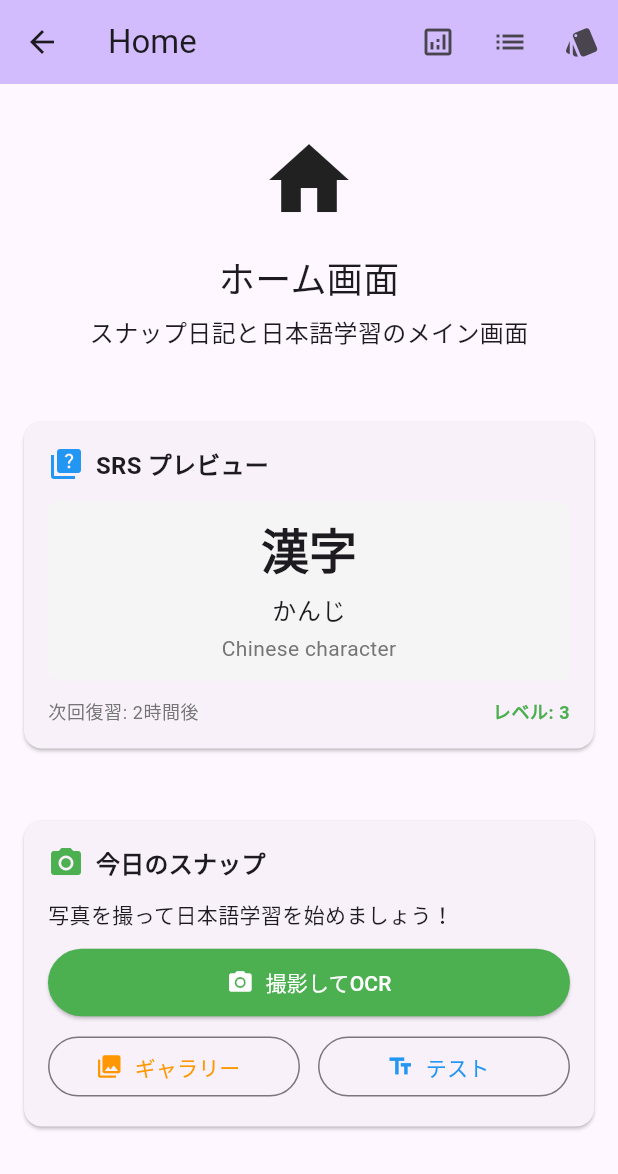
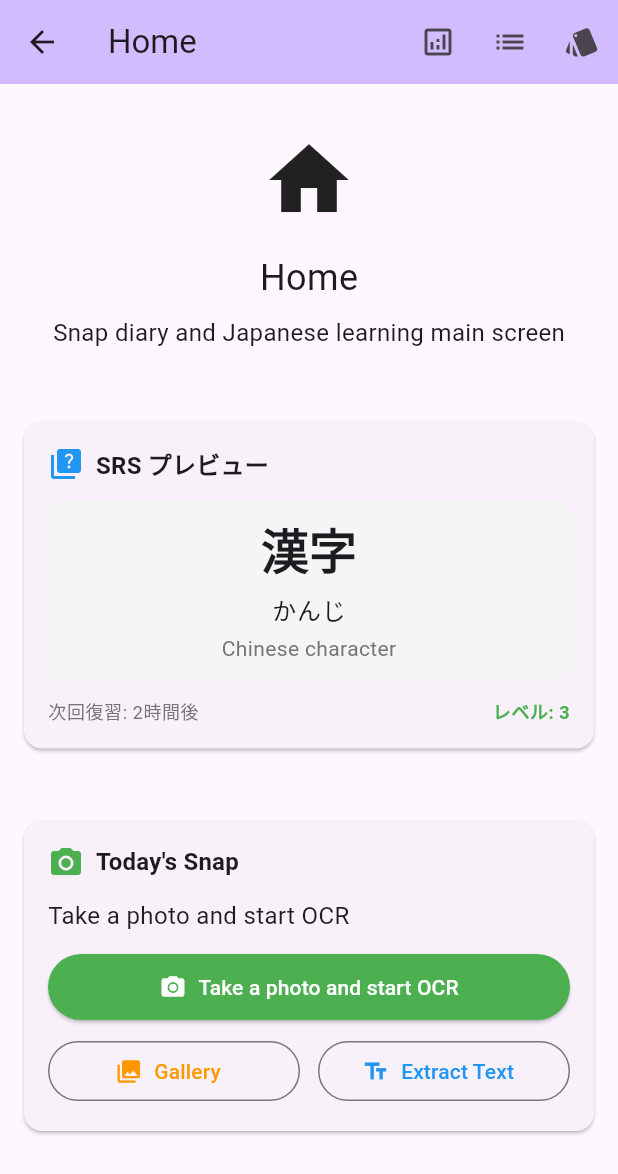
Before and after one commit to inami202rk-hub/snap_jp_learn_app, a Flutter app: the HomePage screen opened directly, on a phone screen of 412 x 824 dp. Shown: the top 1174 px of the screen. Run offline on Flutter 3.47's test engine with Material 3 defaults, Android fonts, the light colour scheme and no system bars; drawn by our look-alikes of showcaseview; our stand-ins replace connectivity_plus, device_info_plus, file_picker, fl_chart, flutter_markdown, hive and 7 more; missing offline and left inert: google_mlkit_text_recognition; accounts and stored records are empty.

Commit message:
feat: Add internationalization (i18n) and accessibility support
- Add flutter_localizations and intl dependencies (^0.20.2)
- Create l10n configuration (l10n.yaml) with English and Japanese support
- Add translation files (app_en.arb, app_ja.arb) with 60+ strings
- Integrate AppLocalizations into MaterialApp with locale resolution
- Translate BottomNavigationBar labels (Home, Stats, Settings)
- Translate HomePage with dynamic text scaling support
- Translate common UI components:
  - LoadingOverlay with cancel button
  - ErrorBanner with retry/dismiss actions
  - OfflineNotice with connectivity monitoring
- Update StatsService with UiState-based methods
- Fix connectivity_plus API compatibility (ConnectivityResult handling)
- Add Semantics widgets for screen reader support
- Fix OcrServiceMock to implement UiState methods
- Add localization tests (8 tests, all passing)
- Add accessibility tests (3 tests, all passing)
- Update CI workflow to run flutter gen-l10n before build
- Remove unused imports

This implements PR-30 scope:
- Multi-language support (Japanese/English)
- Text scaling support (MediaQuery.textScaleFactorOf)
- Screen reader accessibility (VoiceOver/TalkBack)
- Comprehensive test coverage (11/11 tests passing)

```diff
--- /dev/null
+++ b/l10n.yaml
@@ -0,0 +1,6 @@
+arb-dir: lib/l10n
+template-arb-file: app_en.arb
+output-localization-file: app_localizations.dart
+output-class: AppLocalizations
+output-dir: lib/generated
+preferred-supported-locales: [en, ja]
--- a/lib/pages/home_page.dart
+++ b/lib/pages/home_page.dart
@@ -13,6 +13,7 @@ import '../services/ocr_service_mlkit.dart';
 import '../services/camera_permission_service.dart';
 import '../services/text_normalizer.dart';
 import '../core/ui_state.dart';
+import '../generated/app_localizations.dart';
 import 'stats_page.dart';
 import 'post_list_page.dart';
 import 'srs_card_list_page.dart';
@@ -362,10 +363,13 @@ class _HomePageState extends State<HomePage> {
           },
           child: Scaffold(
             appBar: AppBar(
-              title: const Text('Home'),
+              title: Text(AppLocalizations.of(context)!.home),
               backgroundColor: Theme.of(context).colorScheme.inversePrimary,
               actions: [
-                IconButton(
+                Semantics(
+                  label: AppLocalizations.of(context)!.viewStatistics,
+                  button: true,
+                  child: IconButton(
                     icon: const Icon(Icons.analytics_outlined),
                     onPressed: () {
                       Navigator.of(context).push(
@@ -374,33 +378,46 @@ class _HomePageState extends State<HomePage> {
                         ),
                       );
                     },
-                  tooltip: '学習統計',
+                    tooltip: AppLocalizations.of(context)!.viewStatistics,
                   ),
-                IconButton(
+                ),
+                Semantics(
+                  label: AppLocalizations.of(context)!.viewPostList,
+                  button: true,
+                  child: IconButton(
                     icon: const Icon(Icons.list),
                     onPressed: () => _showPostsList(context),
-                  tooltip: '投稿一覧',
+                    tooltip: AppLocalizations.of(context)!.viewPostList,
                   ),
-                IconButton(
+                ),
+                Semantics(
+                  label: AppLocalizations.of(context)!.viewCardList,
+                  button: true,
+                  child: IconButton(
                     icon: const Icon(Icons.style),
                     onPressed: () => _showCardsList(context),
-                  tooltip: 'カード一覧',
+                    tooltip: AppLocalizations.of(context)!.viewCardList,
+                  ),
                 ),
               ],
             ),
             body: Consumer<SettingsService>(
               builder: (context, settingsService, child) {
+                final l10n = AppLocalizations.of(context)!;
+                final textScaleFactor = MediaQuery.textScaleFactorOf(context);
+
                 return SingleChildScrollView(
                   child: Column(
                     children: [
-                const SizedBox(height: 32),
+                      SizedBox(height: 32 * textScaleFactor),
                       const Icon(Icons.home, size: 64),
-                const SizedBox(height: 16),
-                const Text('ホーム画面', style: TextStyle(fontSize: 24)),
-                const SizedBox(height: 8),
-                const Text(
-                  'スナップ日記と日本語学習のメイン画面',
-                  style: TextStyle(fontSize: 16),
+                      SizedBox(height: 16 * textScaleFactor),
+                      Text(l10n.home,
+                          style: TextStyle(fontSize: 24 * textScaleFactor)),
+                      SizedBox(height: 8 * textScaleFactor),
+                      Text(
+                        l10n.snapDiaryAndJapaneseLearning,
+                        style: TextStyle(fontSize: 16 * textScaleFactor),
                       ),
                       const SizedBox(height: 32),
                       if (settingsService.srsPreviewEnabled) ...[
@@ -416,63 +433,80 @@ class _HomePageState extends State<HomePage> {
                             children: [
                               Row(
                                 children: [
-                            const Icon(Icons.camera_alt, color: Colors.green),
-                            const SizedBox(width: 8),
+                                  const Icon(Icons.camera_alt,
+                                      color: Colors.green),
+                                  SizedBox(width: 8 * textScaleFactor),
                                   Text(
-                              '今日のスナップ',
+                                    l10n.todaySnap,
                                     style: Theme.of(context)
                                         .textTheme
                                         .titleMedium
-                                  ?.copyWith(fontWeight: FontWeight.bold),
+                                        ?.copyWith(
+                                          fontWeight: FontWeight.bold,
+                                          fontSize: Theme.of(context)
+                                                      .textTheme
+                                                      .titleMedium
+                                                      ?.fontSize !=
+                                                  null
+                                              ? Theme.of(context)
+                                                      .textTheme
+                                                      .titleMedium!
+                                                      .fontSize! *
+                                                  textScaleFactor
+                                              : null,
+                                        ),
                                   ),
                                 ],
                               ),
-                        const SizedBox(height: 12),
-                        const Text('写真を撮って日本語学習を始めましょう！'),
-                        const SizedBox(height: 12),
+                              SizedBox(height: 12 * textScaleFactor),
+                              Text(
+                                l10n.takePhotoAndStartOCR,
+                                style:
+                                    TextStyle(fontSize: 16 * textScaleFactor),
+                              ),
+                              SizedBox(height: 12 * textScaleFactor),
                               // メインの撮影ボタン
-                        TipsWidget(
-                          tipKey: 'home_camera_button',
-                          title: '📸 写真を撮ってOCR',
-                          description: 'このボタンから写真を撮影して、日本語のテキストを自動抽出できます。',
-                          globalKey:
-                              TipsHelper.getGlobalKey('home_camera_button'),
-                          child: SizedBox(
+                              SizedBox(
                                 width: double.infinity,
+                                child: Semantics(
+                                  label: l10n.startOCR,
+                                  button: true,
                                   child: ElevatedButton.icon(
-                              onPressed: () => _captureAndOcrWithState(context),
+                                    onPressed: () =>
+                                        _captureAndOcrWithState(context),
                                     icon: const Icon(Icons.camera_alt),
-                              label: const Text('撮影してOCR'),
+                                    label: Text(l10n.takePhotoAndStartOCR),
                                     style: ElevatedButton.styleFrom(
                                       backgroundColor: Colors.green,
                                       foregroundColor: Colors.white,
-                                padding:
-                                    const EdgeInsets.symmetric(vertical: 12),
+                                      padding: const EdgeInsets.symmetric(
+                                          vertical: 12),
                                     ),
                                   ),
                                 ),
                               ),
-                        const SizedBox(height: 8),
+                              SizedBox(height: 8 * textScaleFactor),
                               // サブボタン行
                               Row(
                                 children: [
                                   Expanded(
                                     child: OutlinedButton.icon(
                                       onPressed: () =>
-                                    _selectFromGalleryAndOcrWithState(context),
+                                          _selectFromGalleryAndOcrWithState(
+                                              context),
                                       icon: const Icon(Icons.photo_library),
-                                label: const Text('ギャラリー'),
+                                      label: Text(l10n.gallery),
                                       style: OutlinedButton.styleFrom(
                                         foregroundColor: Colors.orange,
                                       ),
                                     ),
                                   ),
-                            const SizedBox(width: 12),
+                                  SizedBox(width: 12 * textScaleFactor),
                                   Expanded(
                                     child: OutlinedButton.icon(
                                       onPressed: () => _testOcr(context),
                                       icon: const Icon(Icons.text_fields),
-                                label: const Text('テスト'),
+                                      label: Text(l10n.ocr),
                                       style: OutlinedButton.styleFrom(
                                         foregroundColor: Colors.blue,
                                       ),
@@ -488,6 +522,7 @@ class _HomePageState extends State<HomePage> {
                   ),
                 );
               },
+            ),
           ),
         ),
       ),
--- a/lib/widgets/common/loading_overlay.dart
+++ b/lib/widgets/common/loading_overlay.dart
@@ -1,4 +1,5 @@
 import 'package:flutter/material.dart';
+import '../../generated/app_localizations.dart';
 
 /// アプリ全体で統一されたローディングオーバーレイ
 ///
@@ -63,7 +64,7 @@ class LoadingOverlay extends StatelessWidget {
                 TextButton(
                   onPressed: onCancel,
                   child: Text(
-                    'キャンセル',
+                    AppLocalizations.of(context)?.cancel ?? 'キャンセル',
                     style: TextStyle(
                       color: colorScheme.primary,
                     ),
--- a/lib/widgets/common/offline_notice.dart
+++ b/lib/widgets/common/offline_notice.dart
@@ -2,6 +2,7 @@ import 'dart:async';
 import 'package:flutter/material.dart';
 import 'package:connectivity_plus/connectivity_plus.dart';
 import 'package:provider/provider.dart';
+import '../../generated/app_localizations.dart';
 
 /// ネットワーク接続状態を監視し、オフライン時に通知を表示するウィジェット
 class OfflineNotice extends StatelessWidget {
@@ -93,10 +94,14 @@ class _OfflineNoticeContent extends StatelessWidget {
                 child: _NetworkStatusBanner(
                   isOnline: isOnline,
                   message: isOnline
-                    ? (onlineMessage ?? 'インターネットに接続されました')
-                    : (offlineMessage ?? 'オフラインです'),
+                      ? (onlineMessage ??
+                          (AppLocalizations.of(context)?.online ??
+                              'インターネットに接続されました'))
+                      : (offlineMessage ??
+                          (AppLocalizations.of(context)?.offline ?? 'オフラインです')),
                   icon: isOnline ? onlineIcon : offlineIcon,
-                  backgroundColor: isOnline ? onlineBackgroundColor : offlineBackgroundColor,
+                  backgroundColor:
+                      isOnline ? onlineBackgroundColor : offlineBackgroundColor,
                   textColor: isOnline ? onlineTextColor : offlineTextColor,
                 ),
               ),
@@ -110,6 +115,7 @@ class _OfflineNoticeContent extends StatelessWidget {
 /// ネットワーク接続状態を管理するNotifier
 class ConnectivityNotifier extends ChangeNotifier {
   final Connectivity _connectivity = Connectivity();
+  StreamSubscription<ConnectivityResult>? _connectivitySubscription;
   bool _isOnline = true;
   bool _shouldShowOnlineMessage = false;
   Timer? _onlineMessageTimer;
@@ -127,16 +133,15 @@ class ConnectivityNotifier extends ChangeNotifier {
     _updateConnectivity(connectivityResult);
 
     // 接続状態の変化を監視
-    _connectivity.onConnectivityChanged.listen((result) => _updateConnectivity([result]));
+    _connectivitySubscription =
+        _connectivity.onConnectivityChanged.listen(_updateConnectivity);
   }
 
-  void _updateConnectivity(List<ConnectivityResult> results) {
+  void _updateConnectivity(ConnectivityResult result) {
     final wasOnline = _isOnline;
-    _isOnline = results.any((result) =>
-      result == ConnectivityResult.mobile ||
-      result == ConnectivityResult.wifi ||
-      result == ConnectivityResult.ethernet
-    );
+    _isOnline = result == ConnectivityResult.mobile ||
+        result == ConnectivityResult.wifi ||
+        result == ConnectivityResult.ethernet;
 
     if (wasOnline != _isOnline) {
       notifyListeners();
@@ -199,18 +204,14 @@ class _NetworkStatusBanner extends StatelessWidget {
 
     return Container(
       width: double.infinity,
-      color: backgroundColor ??
-        (isOnline
-          ? Colors.green
-          : Colors.orange),
+      color: backgroundColor ?? (isOnline ? Colors.green : Colors.orange),
       padding: const EdgeInsets.symmetric(horizontal: 16, vertical: 8),
       child: SafeArea(
         bottom: false,
         child: Row(
           children: [
             Icon(
-              icon ??
-                (isOnline ? Icons.wifi : Icons.wifi_off),
+              icon ?? (isOnline ? Icons.wifi : Icons.wifi_off),
               color: textColor ?? Colors.white,
               size: 16,
             ),
@@ -255,7 +256,7 @@ class SimpleOfflineNotice extends StatefulWidget {
 class _SimpleOfflineNoticeState extends State<SimpleOfflineNotice> {
   final Connectivity _connectivity = Connectivity();
   bool _isOnline = true;
-  StreamSubscription<List<ConnectivityResult>>? _connectivitySubscription;
+  StreamSubscription<ConnectivityResult>? _connectivitySubscription;
 
   @override
   void initState() {
@@ -275,15 +276,14 @@ class _SimpleOfflineNoticeState extends State<SimpleOfflineNotice> {
     _updateConnectivity(connectivityResult);
 
     // 接続状態の変化を監視
-    _connectivitySubscription = _connectivity.onConnectivityChanged.listen((result) => _updateConnectivity([result]));
+    _connectivitySubscription =
+        _connectivity.onConnectivityChanged.listen(_updateConnectivity);
   }
 
-  void _updateConnectivity(List<ConnectivityResult> results) {
-    final isOnline = results.any((result) =>
-      result == ConnectivityResult.mobile ||
-      result == ConnectivityResult.wifi ||
-      result == ConnectivityResult.ethernet
-    );
+  void _updateConnectivity(ConnectivityResult result) {
+    final isOnline = result == ConnectivityResult.mobile ||
+        result == ConnectivityResult.wifi ||
+        result == ConnectivityResult.ethernet;
 
     if (mounted && _isOnline != isOnline) {
       setState(() {
@@ -304,7 +304,8 @@ class _SimpleOfflineNoticeState extends State<SimpleOfflineNotice> {
             right: 0,
             child: _NetworkStatusBanner(
               isOnline: false,
-              message: widget.offlineMessage ?? 'オフラインです',
+              message: widget.offlineMessage ??
+                  (AppLocalizations.of(context)?.offline ?? 'オフラインです'),
               icon: widget.offlineIcon,
               backgroundColor: widget.backgroundColor,
               textColor: widget.textColor,
--- a/pubspec.yaml
+++ b/pubspec.yaml
@@ -31,6 +31,9 @@ environment:
 dependencies:
   flutter:
     sdk: flutter
+  flutter_localizations:
+    sdk: flutter
+  intl: ^0.20.2
 
   # The following adds the Cupertino Icons font to your application.
   # Use with the CupertinoIcons class for iOS style icons.
@@ -114,6 +117,7 @@ flutter_native_splash:
 
 # The following section is specific to Flutter packages.
 flutter:
+  generate: true
 
   # The following line ensures that the Material Icons font is
   # included with your application, so that you can use the icons in
```
Also changed, not shown: lib/app.dart (+27 -7 lines), lib/l10n/app_en.arb (added, +252 -0 lines), lib/l10n/app_ja.arb (added, +51 -0 lines), lib/services/stats_service.dart (+6 -3 lines), lib/services/sync_engine.dart (+14 -5 lines), lib/widgets/common/error_banner.dart (+11 -6 lines), lib/core/ui_state.dart (indentation only), lib/generated/app_localizations.dart (added), lib/generated/app_localizations_en.dart (added), lib/generated/app_localizations_ja.dart (added), pubspec.lock, 8 other files. Lines whose indentation alone changed are shown as unchanged.
